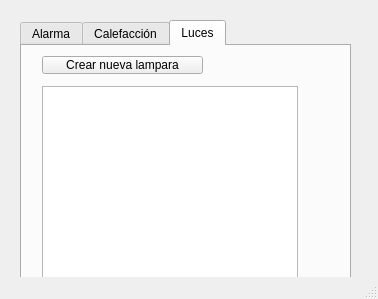
First picture: the form in mainwindow.ui, repository peter2276/Final_Software, before the edit.
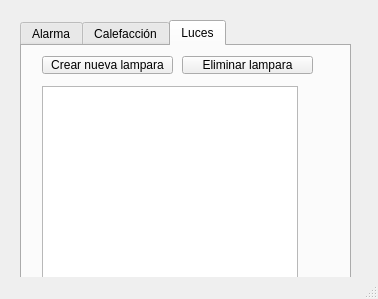
Second picture: the form after the edit. The open tabs and pages were chosen to show the change.

Commit message: Agregado metodo deleteLight en sysManager y creacion del boton LightsDeleteButton

```diff
--- a/mainwindow.ui
+++ b/mainwindow.ui
@@ -210,7 +210,7 @@
        <rect>
         <x>20</x>
         <y>10</y>
-        <width>161</width>
+        <width>131</width>
         <height>18</height>
        </rect>
       </property>
@@ -218,6 +218,19 @@
        <string>Crear nueva lampara</string>
       </property>
      </widget>
+     <widget class="QPushButton" name="LightsDeleteButton">
+      <property name="geometry">
+       <rect>
+        <x>160</x>
+        <y>10</y>
+        <width>131</width>
+        <height>18</height>
+       </rect>
+      </property>
+      <property name="text">
+       <string>Eliminar lampara</string>
+      </property>
+     </widget>
     </widget>
    </widget>
   </widget>
```
Left out of the diff: 4 changed lines with no effect on the pictures. The commit also changes 48 other files.
